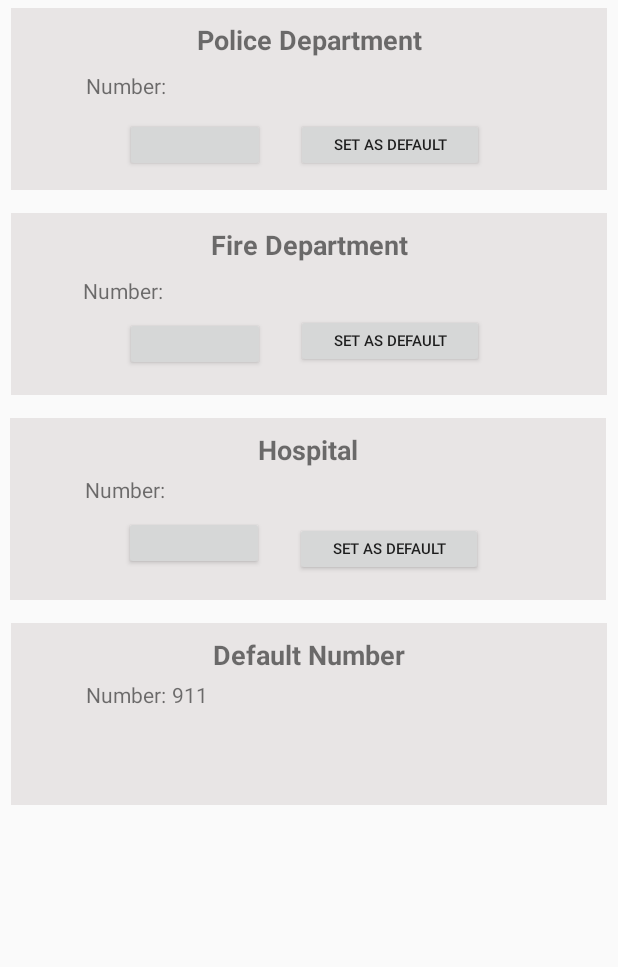
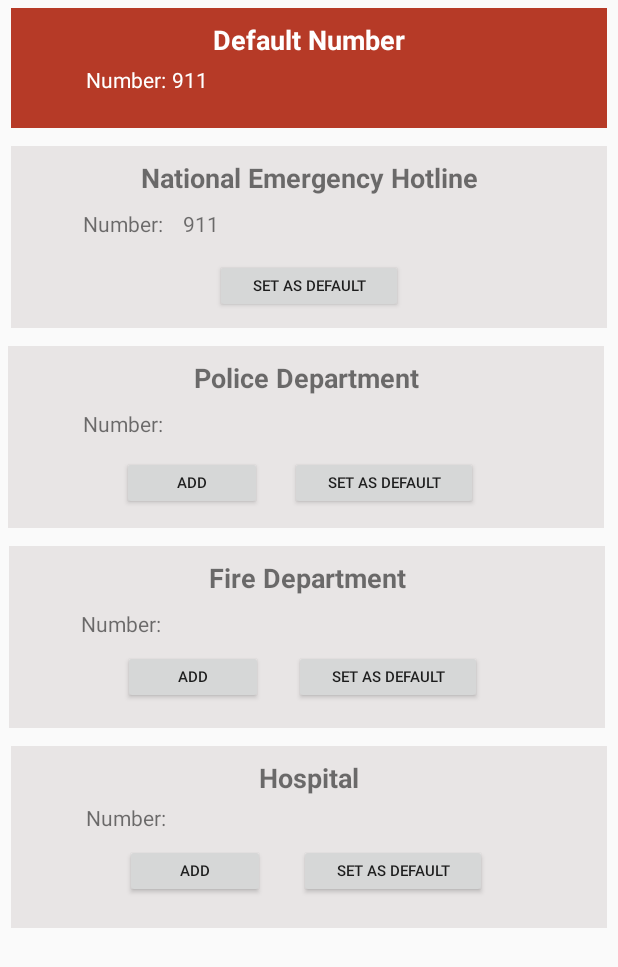
Before and after one commit to mkdragasa/Ragasa_Ramos_MP, an Android app: the EmergencyServicesSettings screen opened directly, with no data from a screen before it, on a phone screen of 412 x 824 dp. Shown: the top 967 px of the screen. Run offline under Robolectric (Android 15) with nearby library versions, the phone set to English and light mode, and no system bars.

Commit message:
Add/Edit of Emergency Service numbers

```diff
--- a/app/src/main/java/com/mobdeve/ragasam/ragasa_ramos_mp/EmergencyServicesSettings.java
+++ b/app/src/main/java/com/mobdeve/ragasam/ragasa_ramos_mp/EmergencyServicesSettings.java
@@ -1,14 +1,198 @@
 package com.mobdeve.ragasam.ragasa_ramos_mp;
 
+import androidx.appcompat.app.AlertDialog;
 import androidx.appcompat.app.AppCompatActivity;
 
+import android.content.DialogInterface;
+import android.graphics.Color;
 import android.os.Bundle;
+import android.text.InputType;
+import android.util.Log;
+import android.view.View;
+import android.widget.Button;
+import android.widget.EditText;
+import android.widget.LinearLayout;
+import android.widget.TextView;
 
 public class EmergencyServicesSettings extends AppCompatActivity {
+
+    private TextView hospitalTv, policeTv, fireTv, defaultTv;
+    private Button hospitalActionBtn, hospitalDefaultBtn, policeActionBtn, policeDefaultBtn, fireActionBtn,
+            fireDefaultBtn, nationalDefaultBtn;
+    AlertDialog dialog;
+    EditText editNum;
+
+    private final String ADD = "ADD";
+    private final String EDIT = "EDIT";
+
+    private String numbers[];
 
     @Override
     protected void onCreate(Bundle savedInstanceState) {
         super.onCreate(savedInstanceState);
         setContentView(R.layout.activity_emergency_services_settings);
+
+        numbers = new String[]{"", "", ""};
+
+        init();
+        setOnClickListeners();
+
+        LinearLayout container = new LinearLayout(this);
+        container.setOrientation(LinearLayout.VERTICAL);
+        LinearLayout.LayoutParams lp = new LinearLayout.LayoutParams(LinearLayout.LayoutParams.MATCH_PARENT,LinearLayout.LayoutParams.WRAP_CONTENT);
+        lp.setMargins(8,0,8,0);
+        editNum = new EditText(this);
+        editNum.setHint("Phone Number");
+        editNum.setInputType(InputType.TYPE_CLASS_PHONE);
+        editNum.setLayoutParams(lp);
+        editNum.setWidth(15);
+
+
+        container.addView(editNum, lp);
+
+        dialog = new AlertDialog.Builder(this).create();
+            dialog.setTitle("Input Phone Number");
+            dialog.setView(container);
+
+    }
+
+    private void init(){
+        defaultTv = findViewById(R.id.tv_DefaultNum);
+        hospitalTv = findViewById(R.id.tv_hospitalNum);
+        policeTv = findViewById(R.id.tv_policeNum);
+        fireTv = findViewById(R.id.tv_fireNum);
+        hospitalActionBtn = findViewById(R.id.btn_HospitalAction);
+        hospitalDefaultBtn = findViewById(R.id.btn_HospitalDefault);
+        policeActionBtn = findViewById(R.id.btn_PoliceAction);
+        policeDefaultBtn = findViewById(R.id.btn_Policedefault);
+        fireActionBtn = findViewById(R.id.btn_FireAction);
+        fireDefaultBtn = findViewById(R.id.btn_Firedefault);
+        nationalDefaultBtn = findViewById(R.id.btn_hotlineDefault);
+    }
+
+    private void setOnClickListeners() {
+        // for adding or editing phone number
+        policeActionBtn.setOnClickListener(new View.OnClickListener() {
+            @Override
+            public void onClick(View v) {
+                editNum.setText(policeTv.getText());
+                setOLCDialog(policeTv, policeActionBtn, 0);
+                dialog.show();
+            }
+        });
+
+        policeDefaultBtn.setOnClickListener(new View.OnClickListener() {
+            @Override
+            public void onClick(View v) {
+                defaultTv.setText(numbers[0]);
+                policeDefaultBtn.setEnabled(false);
+                nationalDefaultBtn.setEnabled(true);
+                fireDefaultBtn.setEnabled(true);
+                hospitalDefaultBtn.setEnabled(true);
+            }
+        });
+
+        fireActionBtn.setOnClickListener(new View.OnClickListener() {
+            @Override
+            public void onClick(View v) {
+                editNum.setText(fireTv.getText());
+                setOLCDialog(fireTv, fireActionBtn, 1);
+                dialog.show();
+            }
+        });
+
+        fireDefaultBtn.setOnClickListener(new View.OnClickListener() {
+            @Override
+            public void onClick(View v) {
+                defaultTv.setText(numbers[1]);
+                fireDefaultBtn.setEnabled(false);
+                nationalDefaultBtn.setEnabled(true);
+                policeDefaultBtn.setEnabled(true);
+                hospitalDefaultBtn.setEnabled(true);
+            }
+        });
+
+        hospitalActionBtn.setOnClickListener(new View.OnClickListener() {
+            @Override
+            public void onClick(View v) {
+                editNum.setText(hospitalTv.getText());
+                setOLCDialog(hospitalTv, hospitalActionBtn, 2);
+                dialog.show();
+                Log.d("SafetyApp", "DONE");
+            }
+        });
+
+        hospitalDefaultBtn.setOnClickListener(new View.OnClickListener() {
+            @Override
+            public void onClick(View v) {
+                defaultTv.setText(numbers[2]);
+                hospitalDefaultBtn.setEnabled(false);
+                nationalDefaultBtn.setEnabled(true);
+                policeDefaultBtn.setEnabled(true);
+                fireDefaultBtn.setEnabled(true);
+            }
+        });
+
+        nationalDefaultBtn.setOnClickListener(new View.OnClickListener() {
+            @Override
+            public void onClick(View v) {
+                defaultTv.setText("911");
+                nationalDefaultBtn.setEnabled(false);
+                policeDefaultBtn.setEnabled(true);
+                fireDefaultBtn.setEnabled(true);
+                hospitalDefaultBtn.setEnabled(true);
+            }
+        });
+
+    }
+
+    private void setOLCDialog(TextView tv, Button bt, int i){
+        dialog.setButton(DialogInterface.BUTTON_POSITIVE, "SAVE", new DialogInterface.OnClickListener() {
+            @Override
+            public void onClick(DialogInterface dialog, int which) {
+                tv.setText(editNum.getText());
+                Log.d("SafetyApp", "Dialog: "+dialog);
+                if(!(tv.getText().toString().trim().length() == 0)){
+                    bt.setText(EDIT);
+                } else {
+                    bt.setText(ADD);
+                }
+                numbers[i] = tv.getText().toString();
+            }
+        });
+
+        dialog.setButton(DialogInterface.BUTTON_NEGATIVE, "CANCEL", new DialogInterface.OnClickListener() {
+            @Override
+            public void onClick(DialogInterface dialog, int which) {
+                dialog.cancel();
+            }
+        });
+    }
+
+    @Override
+    protected void onStart(){
+        super.onStart();
+
+        // modify text of buttons
+        if(numbers[0].length() == 0){
+            Log.d("SafetyApp", "Text is empty.");
+            hospitalActionBtn.setText(ADD);
+        } else {
+            Log.d("SafetyApp", "Text is: "+hospitalTv.getText().toString());
+            hospitalActionBtn.setText(EDIT);
+        }
+
+        if(numbers[1].length() == 0){
+            policeActionBtn.setText(ADD);
+        } else {
+            policeActionBtn.setText(EDIT);
+        }
+
+        if(numbers[2].length() == 0){
+            fireActionBtn.setText(ADD);
+        } else {
+            fireActionBtn.setText(EDIT);
+        }
+
     }
 }
--- a/app/src/main/res/layout/activity_emergency_services_settings.xml
+++ b/app/src/main/res/layout/activity_emergency_services_settings.xml
@@ -6,26 +6,75 @@
     android:layout_height="match_parent"
     android:layout_margin="5dp">
 
-
     <androidx.constraintlayout.widget.ConstraintLayout
-        android:id="@+id/cl_Hospital"
+        android:id="@+id/cl_Default"
         android:layout_width="397dp"
-        android:layout_height="121dp"
-        android:layout_marginStart="2dp"
-        android:layout_marginTop="15dp"
-        android:layout_marginEnd="3dp"
-        android:background="#E8E5E5"
+        android:layout_height="80dp"
+        android:background="@color/main"
         app:layout_constraintEnd_toEndOf="parent"
         app:layout_constraintStart_toStartOf="parent"
-        app:layout_constraintTop_toBottomOf="@+id/cl_Fire">
+        app:layout_constraintTop_toTopOf="parent">
 
         <TextView
-            android:id="@+id/tv2"
+            android:id="@+id/tv3"
             android:layout_width="298dp"
             android:layout_height="26dp"
             android:layout_marginTop="8dp"
             android:gravity="center"
-            android:text="Hospital"
+            android:text="Default Number"
+            android:textSize="18sp"
+            android:textStyle="bold"
+            android:textColor="@color/white"
+            app:layout_constraintEnd_toEndOf="parent"
+            app:layout_constraintStart_toStartOf="parent"
+            app:layout_constraintTop_toTopOf="parent" />
+
+        <TextView
+            android:id="@+id/textView3"
+            android:layout_width="wrap_content"
+            android:layout_height="wrap_content"
+            android:layout_marginStart="50dp"
+            android:layout_marginTop="4dp"
+            android:text="Number:"
+            android:textSize="14sp"
+            android:textColor="@color/white"
+            app:layout_constraintStart_toStartOf="parent"
+            app:layout_constraintTop_toBottomOf="@+id/tv3" />
+
+        <TextView
+            android:id="@+id/tv_DefaultNum"
+            android:layout_width="266dp"
+            android:layout_height="21dp"
+            android:layout_marginTop="4dp"
+            android:layout_marginEnd="24dp"
+            android:text="911"
+            android:textColor="@color/white"
+            app:layout_constraintEnd_toEndOf="parent"
+            app:layout_constraintTop_toBottomOf="@+id/tv3" />
+
+
+    </androidx.constraintlayout.widget.ConstraintLayout>
+
+    <androidx.constraintlayout.widget.ConstraintLayout
+        android:id="@+id/cl_nHotline"
+        android:layout_width="397dp"
+        android:layout_height="121dp"
+        android:layout_marginStart="2dp"
+        android:layout_marginTop="12dp"
+        android:layout_marginEnd="3dp"
+        android:background="#E8E5E5"
+        app:layout_constraintEnd_toEndOf="parent"
+        app:layout_constraintHorizontal_bias="0.0"
+        app:layout_constraintStart_toStartOf="parent"
+        app:layout_constraintTop_toBottomOf="@+id/cl_Default">
+
+        <TextView
+            android:id="@+id/tvHotline"
+            android:layout_width="298dp"
+            android:layout_height="26dp"
+            android:layout_marginTop="8dp"
+            android:gravity="center"
+            android:text="National Emergency Hotline"
             android:textSize="18sp"
             android:textStyle="bold"
             app:layout_constraintEnd_toEndOf="parent"
@@ -33,55 +82,52 @@
             app:layout_constraintTop_toTopOf="parent" />
 
         <TextView
-            android:id="@+id/textView2"
+            android:id="@+id/tv2Hotline"
             android:layout_width="wrap_content"
             android:layout_height="wrap_content"
-            android:layout_marginStart="50dp"
-            android:layout_marginTop="4dp"
+            android:layout_marginStart="48dp"
+            android:layout_marginTop="8dp"
             android:text="Number:"
             android:textSize="14sp"
             app:layout_constraintStart_toStartOf="parent"
-            app:layout_constraintTop_toBottomOf="@+id/tv2" />
+            app:layout_constraintTop_toBottomOf="@+id/tvHotline" />
 
         <TextView
-            android:id="@+id/tv_HospitalNum"
+            android:id="@+id/tv_hotlineNum"
             android:layout_width="266dp"
             android:layout_height="21dp"
-            android:layout_marginTop="4dp"
-            android:layout_marginEnd="27dp"
+            android:layout_marginTop="8dp"
+            android:text="911"
+            android:textSize="14sp"
             app:layout_constraintEnd_toEndOf="parent"
-            app:layout_constraintTop_toBottomOf="@+id/tv2" />
+            app:layout_constraintHorizontal_bias="0.448"
+            app:layout_constraintStart_toEndOf="@+id/tv2Hotline"
+            app:layout_constraintTop_toBottomOf="@+id/tvHotline" />
 
         <Button
-            android:id="@+id/btn_HospitalAction"
-            android:layout_width="93dp"
-            android:layout_height="36dp"
-            android:layout_marginStart="76dp"
-            android:layout_marginTop="6dp"
-            android:textSize="10sp"
-            app:layout_constraintStart_toStartOf="parent"
-            app:layout_constraintTop_toBottomOf="@+id/tv_HospitalNum" />
-
-        <Button
-            android:id="@+id/btn_HospitalDefault"
+            android:id="@+id/btn_hotlineDefault"
             android:layout_width="125dp"
             android:layout_height="36dp"
-            android:layout_marginTop="10dp"
-            android:layout_marginEnd="82dp"
+            android:layout_marginTop="12dp"
+            android:layout_marginEnd="60dp"
             android:text="Set as Default"
             android:textSize="10sp"
             app:layout_constraintEnd_toEndOf="parent"
-            app:layout_constraintTop_toBottomOf="@+id/tv_HospitalNum" />
+            app:layout_constraintHorizontal_bias="0.641"
+            app:layout_constraintStart_toStartOf="parent"
+            app:layout_constraintTop_toBottomOf="@+id/tv_hotlineNum" />
     </androidx.constraintlayout.widget.ConstraintLayout>
 
     <androidx.constraintlayout.widget.ConstraintLayout
         android:id="@+id/cl_Police"
         android:layout_width="397dp"
         android:layout_height="121dp"
+        android:layout_marginTop="12dp"
         android:background="#E8E5E5"
         app:layout_constraintEnd_toEndOf="parent"
+        app:layout_constraintHorizontal_bias="0.0"
         app:layout_constraintStart_toStartOf="parent"
-        app:layout_constraintTop_toTopOf="parent">
+        app:layout_constraintTop_toBottomOf="@+id/cl_nHotline">
 
         <TextView
             android:id="@+id/tv1"
@@ -112,12 +158,13 @@
             android:layout_width="266dp"
             android:layout_height="21dp"
             android:layout_marginTop="8dp"
-            android:layout_marginEnd="27dp"
             app:layout_constraintEnd_toEndOf="parent"
+            app:layout_constraintStart_toEndOf="@+id/textView1"
             app:layout_constraintTop_toBottomOf="@+id/tv1" />
 
+
         <Button
-            android:id="@+id/btn_FireAction"
+            android:id="@+id/btn_PoliceAction"
             android:layout_width="93dp"
             android:layout_height="36dp"
             android:layout_marginStart="76dp"
@@ -127,11 +174,11 @@
             app:layout_constraintTop_toBottomOf="@+id/textView1" />
 
         <Button
-            android:id="@+id/btn_FireDefault"
+            android:id="@+id/btn_Policedefault"
             android:layout_width="125dp"
             android:layout_height="36dp"
             android:layout_marginTop="10dp"
-            android:layout_marginEnd="82dp"
+            android:layout_marginEnd="84dp"
             android:text="Set as Default"
             android:textSize="10sp"
             app:layout_constraintEnd_toEndOf="parent"
@@ -139,62 +186,15 @@
     </androidx.constraintlayout.widget.ConstraintLayout>
 
     <androidx.constraintlayout.widget.ConstraintLayout
-        android:id="@+id/cl_Default"
-        android:layout_width="397dp"
-        android:layout_height="121dp"
-        android:layout_marginTop="15dp"
-        android:background="#E8E5E5"
-        app:layout_constraintEnd_toEndOf="parent"
-        app:layout_constraintStart_toStartOf="parent"
-        app:layout_constraintTop_toBottomOf="@+id/cl_Hospital">
-
-        <TextView
-            android:id="@+id/tv3"
-            android:layout_width="298dp"
-            android:layout_height="26dp"
-            android:layout_marginTop="8dp"
-            android:gravity="center"
-            android:text="Default Number"
-            android:textSize="18sp"
-            android:textStyle="bold"
-            app:layout_constraintEnd_toEndOf="parent"
-            app:layout_constraintStart_toStartOf="parent"
-            app:layout_constraintTop_toTopOf="parent" />
-
-        <TextView
-            android:id="@+id/textView3"
-            android:layout_width="wrap_content"
-            android:layout_height="wrap_content"
-            android:layout_marginStart="50dp"
-            android:layout_marginTop="4dp"
-            android:text="Number:"
-            android:textSize="14sp"
-            app:layout_constraintStart_toStartOf="parent"
-            app:layout_constraintTop_toBottomOf="@+id/tv3" />
-
-        <TextView
-            android:id="@+id/tv_DefaultNum"
-            android:layout_width="266dp"
-            android:layout_height="21dp"
-            android:layout_marginTop="4dp"
-            android:layout_marginEnd="24dp"
-            android:text="911"
-            app:layout_constraintEnd_toEndOf="parent"
-            app:layout_constraintTop_toBottomOf="@+id/tv3" />
-
-
-    </androidx.constraintlayout.widget.ConstraintLayout>
-
-    <androidx.constraintlayout.widget.ConstraintLayout
         android:id="@+id/cl_Fire"
         android:layout_width="397dp"
         android:layout_height="121dp"
         android:layout_marginStart="2dp"
-        android:layout_marginTop="15dp"
+        android:layout_marginTop="12dp"
         android:layout_marginEnd="3dp"
         android:background="#E8E5E5"
         app:layout_constraintEnd_toEndOf="parent"
-        app:layout_constraintHorizontal_bias="0.0"
+        app:layout_constraintHorizontal_bias="1.0"
         app:layout_constraintStart_toStartOf="parent"
         app:layout_constraintTop_toBottomOf="@+id/cl_Police">
 
@@ -228,12 +228,12 @@
             android:layout_height="21dp"
             android:layout_marginTop="8dp"
             app:layout_constraintEnd_toEndOf="parent"
-            app:layout_constraintHorizontal_bias="0.0"
+            app:layout_constraintHorizontal_bias="0.448"
             app:layout_constraintStart_toEndOf="@+id/textView6"
             app:layout_constraintTop_toBottomOf="@+id/tv" />
 
         <Button
-            android:id="@+id/btn_PoliceAction"
+            android:id="@+id/btn_FireAction"
             android:layout_width="93dp"
             android:layout_height="36dp"
             android:layout_marginStart="76dp"
@@ -243,17 +243,88 @@
             app:layout_constraintTop_toBottomOf="@+id/tv_fireNum" />
 
         <Button
-            android:id="@+id/btn_Policedefault"
+            android:id="@+id/btn_Firedefault"
             android:layout_width="125dp"
             android:layout_height="36dp"
-            android:layout_marginTop="4dp"
+            android:layout_marginTop="6dp"
             android:layout_marginEnd="60dp"
             android:text="Set as Default"
             android:textSize="10sp"
             app:layout_constraintEnd_toEndOf="parent"
             app:layout_constraintHorizontal_bias="0.481"
-            app:layout_constraintStart_toEndOf="@+id/btn_PoliceAction"
+            app:layout_constraintStart_toEndOf="@+id/btn_FireAction"
             app:layout_constraintTop_toBottomOf="@+id/tv_fireNum" />
     </androidx.constraintlayout.widget.ConstraintLayout>
 
+    <androidx.constraintlayout.widget.ConstraintLayout
+        android:id="@+id/cl_Hospital"
+        android:layout_width="397dp"
+        android:layout_height="121dp"
+        android:layout_marginStart="2dp"
+        android:layout_marginTop="12dp"
+        android:layout_marginEnd="3dp"
+        android:background="#E8E5E5"
+        app:layout_constraintEnd_toEndOf="parent"
+        app:layout_constraintHorizontal_bias="0.0"
+        app:layout_constraintStart_toStartOf="parent"
+        app:layout_constraintTop_toBottomOf="@+id/cl_Fire">
+
+        <TextView
+            android:id="@+id/tv2"
+            android:layout_width="298dp"
+            android:layout_height="26dp"
+            android:layout_marginTop="8dp"
+            android:gravity="center"
+            android:text="Hospital"
+            android:textSize="18sp"
+            android:textStyle="bold"
+            app:layout_constraintEnd_toEndOf="parent"
+            app:layout_constraintStart_toStartOf="parent"
+            app:layout_constraintTop_toTopOf="parent" />
+
+        <TextView
+            android:id="@+id/textView2"
+            android:layout_width="wrap_content"
+            android:layout_height="wrap_content"
+            android:layout_marginStart="50dp"
+            android:layout_marginTop="4dp"
+            android:text="Number:"
+            android:textSize="14sp"
+            app:layout_constraintStart_toStartOf="parent"
+            app:layout_constraintTop_toBottomOf="@+id/tv2" />
+
+        <TextView
+            android:id="@+id/tv_hospitalNum"
+            android:layout_width="266dp"
+            android:layout_height="21dp"
+            android:layout_marginTop="4dp"
+            app:layout_constraintEnd_toEndOf="parent"
+            app:layout_constraintHorizontal_bias="0.407"
+            app:layout_constraintStart_toEndOf="@+id/textView2"
+            app:layout_constraintTop_toBottomOf="@+id/tv2" />
+
+        <Button
+            android:id="@+id/btn_HospitalAction"
+            android:layout_width="93dp"
+            android:layout_height="36dp"
+            android:layout_marginStart="76dp"
+            android:layout_marginTop="6dp"
+            android:textSize="10sp"
+            app:layout_constraintStart_toStartOf="parent"
+            app:layout_constraintTop_toBottomOf="@+id/tv_hospitalNum" />
+
+        <Button
+            android:id="@+id/btn_HospitalDefault"
+            android:layout_width="125dp"
+            android:layout_height="36dp"
+            android:layout_marginTop="6dp"
+            android:layout_marginEnd="80dp"
+            android:text="Set as Default"
+            android:textSize="10sp"
+            app:layout_constraintEnd_toEndOf="parent"
+            app:layout_constraintTop_toBottomOf="@+id/tv_hospitalNum" />
+    </androidx.constraintlayout.widget.ConstraintLayout>
+
+
+
 </androidx.constraintlayout.widget.ConstraintLayout>
```
